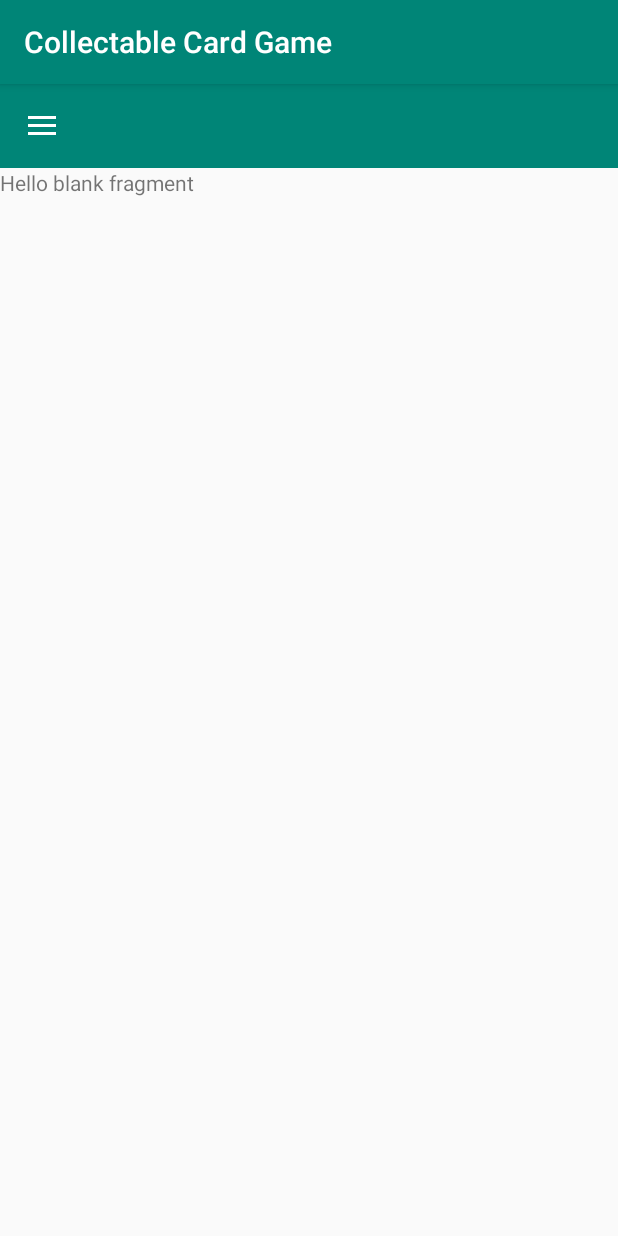
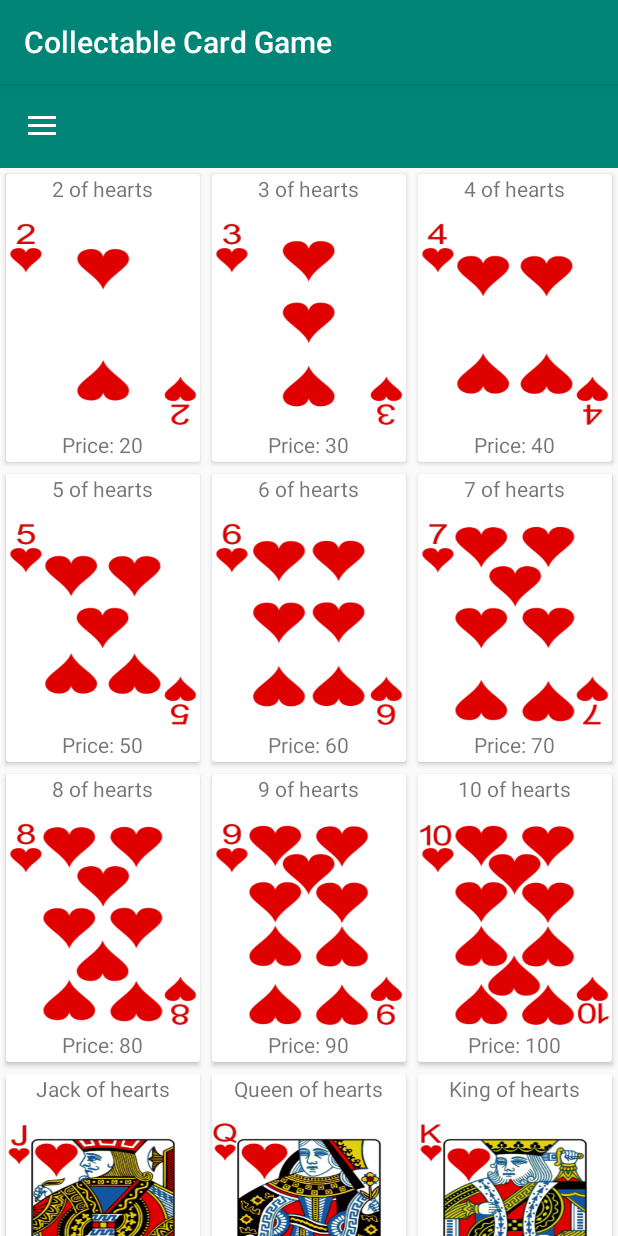
Before and after one commit to kauser-cse-buet/Collectable-Card-Game, an Android app: the screen it shows after launch (MainActivity), on a phone screen of 412 x 824 dp. Run offline under Robolectric (Android 15) with nearby library versions, the phone set to English and light mode, and no system bars.

Commit message:
Implemented display of all available cards.

```diff
--- a/app/src/main/java/com/example/homework4_mahmmed/Card.java
+++ b/app/src/main/java/com/example/homework4_mahmmed/Card.java
@@ -1,4 +1,7 @@
 package com.example.homework4_mahmmed;
+
+import java.lang.reflect.Array;
+import java.util.ArrayList;
 
 public class Card {
     private int cardId;
@@ -6,8 +9,68 @@ public class Card {
     private int cardPrice;
     private int cardImageResourceId;
 
-    public void Card(){
+    public static final Card[] cards = new Card[]{
+            new Card("2 of hearts", 20, R.drawable.hearts_2),
+            new Card("3 of hearts", 30, R.drawable.hearts_3),
+            new Card("4 of hearts", 40, R.drawable.hearts_4),
+            new Card("5 of hearts", 50, R.drawable.hearts_5),
+            new Card("6 of hearts", 60, R.drawable.hearts_6),
+            new Card("7 of hearts", 70, R.drawable.hearts_7),
+            new Card("8 of hearts", 80, R.drawable.hearts_8),
+            new Card("9 of hearts", 90, R.drawable.hearts_9),
+            new Card("10 of hearts", 100, R.drawable.hearts_10),
+            new Card("Jack of hearts", 120, R.drawable.hearts_jack),
+            new Card("Queen of hearts", 130, R.drawable.hearts_queen),
+            new Card("King of hearts", 140, R.drawable.hearts_king),
+            new Card("Ace of hearts", 110, R.drawable.hearts_ace),
+            new Card("2 of spades", 20, R.drawable.spades_2),
+            new Card("3 of spades", 30, R.drawable.spades_3),
+            new Card("4 of spades", 40, R.drawable.spades_4),
+            new Card("5 of spades", 50, R.drawable.spades_5),
+            new Card("6 of spades", 60, R.drawable.spades_6),
+            new Card("7 of spades", 70, R.drawable.spades_7),
+            new Card("8 of spades", 80, R.drawable.spades_8),
+            new Card("9 of spades", 90, R.drawable.spades_9),
+            new Card("10 of spades", 100, R.drawable.spades_10),
+            new Card("Jack of spades", 120, R.drawable.spades_jack),
+            new Card("Queen of spades", 130, R.drawable.spades_queen),
+            new Card("King of spades", 140, R.drawable.spades_king),
+            new Card("Ace of spades", 110, R.drawable.spades_ace),
+            new Card("2 of clubs", 20, R.drawable.clubs_2),
+            new Card("3 of clubs", 30, R.drawable.clubs_3),
+            new Card("4 of clubs", 40, R.drawable.clubs_4),
+            new Card("5 of clubs", 50, R.drawable.clubs_5),
+            new Card("6 of clubs", 60, R.drawable.clubs_6),
+            new Card("7 of clubs", 70, R.drawable.clubs_7),
+            new Card("8 of clubs", 80, R.drawable.clubs_8),
+            new Card("9 of clubs", 90, R.drawable.clubs_9),
+            new Card("10 of clubs", 100, R.drawable.clubs_10),
+            new Card("Jack of clubs", 120, R.drawable.clubs_jack),
+            new Card("Queen of clubs", 130, R.drawable.clubs_queen),
+            new Card("King of clubs", 140, R.drawable.clubs_king),
+            new Card("Ace of clubs", 110, R.drawable.clubs_ace),
+            new Card("2 of diamonds", 20, R.drawable.diamonds_2),
+            new Card("3 of diamonds", 30, R.drawable.diamonds_3),
+            new Card("4 of diamonds", 40, R.drawable.diamonds_4),
+            new Card("5 of diamonds", 50, R.drawable.diamonds_5),
+            new Card("6 of diamonds", 60, R.drawable.diamonds_6),
+            new Card("7 of diamonds", 70, R.drawable.diamonds_7),
+            new Card("8 of diamonds", 80, R.drawable.diamonds_8),
+            new Card("9 of diamonds", 90, R.drawable.diamonds_9),
+            new Card("10 of diamonds", 100, R.drawable.diamonds_10),
+            new Card("Jack of diamonds", 120, R.drawable.diamonds_jack),
+            new Card("Queen of diamonds", 130, R.drawable.diamonds_queen),
+            new Card("King of diamonds", 140, R.drawable.diamonds_king),
+            new Card("Ace of diamonds", 110, R.drawable.diamonds_ace)
+    };
 
+    public Card(){
+    }
+
+    public Card(String cardName, int cardPrice, int cardImageResourceId){
+        this.cardName = cardName;
+        this.cardPrice = cardPrice;
+        this.cardImageResourceId = cardImageResourceId;
     }
 
     public int getCardId() {
@@ -25,4 +88,20 @@ public class Card {
     public int getCardImageResourceId() {
         return cardImageResourceId;
     }
+
+    public void setCardId(int cardId) {
+        this.cardId = cardId;
+    }
+
+    public void setCardName(String cardName) {
+        this.cardName = cardName;
+    }
+
+    public void setCardImageResourceId(int cardImageResourceId) {
+        this.cardImageResourceId = cardImageResourceId;
+    }
+
+    public void setCardPrice(int cardPrice) {
+        this.cardPrice = cardPrice;
+    }
 }
--- /dev/null
+++ b/app/src/main/java/com/example/homework4_mahmmed/CardInfoAdapter.java
@@ -0,0 +1,57 @@
+package com.example.homework4_mahmmed;
+
+import android.view.LayoutInflater;
+import android.view.ViewGroup;
+import android.widget.ImageView;
+import android.widget.TextView;
+
+import androidx.annotation.NonNull;
+import androidx.cardview.widget.CardView;
+import androidx.recyclerview.widget.RecyclerView;
+
+import java.util.List;
+
+public class CardInfoAdapter extends RecyclerView.Adapter<CardInfoAdapter.ViewHolder> {
+    private final List<Card> cardList;
+
+    public CardInfoAdapter(List<Card> cardList) {
+        this.cardList = cardList;
+    }
+
+    public static class ViewHolder extends RecyclerView.ViewHolder{
+        private CardView cardView;
+
+        public ViewHolder(CardView cardView) {
+            super(cardView);
+            this.cardView = cardView;
+        }
+    }
+
+    @NonNull
+    @Override
+    public ViewHolder onCreateViewHolder(@NonNull ViewGroup parent, int viewType) {
+        CardView cv = (CardView) LayoutInflater.from(parent.getContext()).inflate(R.layout.recyclercard_card_profile, parent, false);
+        return new ViewHolder(cv);
+    }
+
+    @Override
+    public void onBindViewHolder(@NonNull ViewHolder holder, int position) {
+        final CardView cardView = holder.cardView;
+
+        Card card = cardList.get(position);
+
+        ImageView cardImage= (ImageView) cardView.findViewById(R.id.image_card);
+        cardImage.setImageResource(card.getCardImageResourceId());
+
+        TextView cardNameTextView = (TextView) cardView.findViewById(R.id.text_card_name);
+        cardNameTextView.setText(card.getCardName());
+
+        TextView cardPriceTextView = (TextView) cardView.findViewById(R.id.text_card_price);
+        cardPriceTextView.setText("Price: " + card.getCardPrice());
+    }
+
+    @Override
+    public int getItemCount() {
+        return cardList.size();
+    }
+}
--- /dev/null
+++ b/app/src/main/java/com/example/homework4_mahmmed/CardsFragment.java
@@ -0,0 +1,104 @@
+package com.example.homework4_mahmmed;
+
+
+import android.database.Cursor;
+import android.database.sqlite.SQLiteDatabase;
+import android.os.Bundle;
+
+import androidx.fragment.app.Fragment;
+import androidx.recyclerview.widget.GridLayoutManager;
+import androidx.recyclerview.widget.LinearLayoutManager;
+import androidx.recyclerview.widget.RecyclerView;
+import androidx.recyclerview.widget.StaggeredGridLayoutManager;
+
+import android.view.LayoutInflater;
+import android.view.View;
+import android.view.ViewGroup;
+
+import java.util.ArrayList;
+import java.util.List;
+
+
+/**
+ * A simple {@link Fragment} subclass.
+ */
+public class CardsFragment extends Fragment {
+
+    private static List<Card> cardList;
+    private CustomDatabaseHelper helper;
+    private SQLiteDatabase db;
+
+    public CardsFragment() {
+        // Required empty public constructor
+
+    }
+
+    public List<Card> getCardList() {
+        helper = new CustomDatabaseHelper(getContext());
+
+        if (cardList == null){
+            db = helper.getWritableDatabase();
+            Cursor c = helper.getCards(db);
+
+            cardList = new ArrayList<>();
+
+            if(c.getCount() > 0){
+                while(c.moveToNext()){
+                    Card card = new Card();
+
+                    card.setCardId(c.getInt(c.getColumnIndex(helper.CARD_COLUMN_ID)));
+                    card.setCardName(c.getString(c.getColumnIndex(helper.CARD_COLUMN_NAME)));
+                    card.setCardPrice(c.getInt(c.getColumnIndex(helper.CARD_COLUMN_PRICE)));
+                    card.setCardImageResourceId(c.getInt(c.getColumnIndex(helper.CARD_COLUMN_IMAGE_RESOURCE_ID)));
+
+                    cardList.add(card);
+                }
+            }
+            else{
+
+                for(Card baseCard: Card.cards){
+                    long id = helper.insertCard(db, baseCard.getCardName(), baseCard.getCardPrice(), baseCard.getCardImageResourceId());
+                    Card card = new Card(baseCard.getCardName(), baseCard.getCardPrice(), baseCard.getCardImageResourceId());
+                    card.setCardId((int)id);
+                    cardList.add(card);
+                }
+            }
+
+            db.close();
+        }
+
+        return cardList;
+    }
+
+    @Override
+    public View onCreateView(LayoutInflater inflater, ViewGroup container, Bundle savedInstanceState) {
+        RecyclerView cardRecycler = (RecyclerView) inflater.inflate(R.layout.fragment_cards, container, false);
+
+        CardInfoAdapter cardInfoAdapter = new CardInfoAdapter(getCardList());
+        cardRecycler.setAdapter(cardInfoAdapter);
+
+//        LinearLayoutManager linearLayoutManager = new LinearLayoutManager(getActivity());
+//        cardRecycler.setLayoutManager(linearLayoutManager);
+
+        StaggeredGridLayoutManager stagGridLayoutManager = new StaggeredGridLayoutManager(3, StaggeredGridLayoutManager.VERTICAL);
+        cardRecycler.setLayoutManager(stagGridLayoutManager);
+
+        return cardRecycler;
+    }
+
+    public void addAllCards(){
+        db = helper.getWritableDatabase();
+
+        List<Card> cards  = new ArrayList<>();
+        for(Card card: Card.cards){
+            long id = helper.insertCard(db, card.getCardName(), card.getCardPrice(), card.getCardImageResourceId());
+
+
+            cards.add(card);
+
+            card.setCardId((int)id);
+        }
+    }
+
+
+}
--- a/app/src/main/java/com/example/homework4_mahmmed/CustomDatabaseHelper.java
+++ b/app/src/main/java/com/example/homework4_mahmmed/CustomDatabaseHelper.java
@@ -2,6 +2,7 @@ package com.example.homework4_mahmmed;
 
 import android.content.ContentValues;
 import android.content.Context;
+import android.database.Cursor;
 import android.database.sqlite.SQLiteDatabase;
 import android.database.sqlite.SQLiteOpenHelper;
 
@@ -11,11 +12,11 @@ public class CustomDatabaseHelper extends SQLiteOpenHelper {
     private static final String DB_NAME = "card_collection_game";
     private static final int DB_VERSION = 1;
 
-    private static String CARD_TABLE_NAME = "CARD";
-    private static String CARD_COLUMN_ID = "_id";
-    private static String CARD_COLUMN_NAME = "NAME";
-    private static String CARD_COLUMN_PRICE= "PRICE";
-    private static String CARD_COLUMN_IMAGE_RESOURCE_ID = "IMAGE_RESOURCE_ID";
+    public static final String CARD_TABLE_NAME = "CARD";
+    public static final String CARD_COLUMN_ID = "_id";
+    public static final String CARD_COLUMN_NAME = "NAME";
+    public static final String CARD_COLUMN_PRICE= "PRICE";
+    public static final String CARD_COLUMN_IMAGE_RESOURCE_ID = "IMAGE_RESOURCE_ID";
 
 
     public CustomDatabaseHelper(@Nullable Context context) {
@@ -30,19 +31,15 @@ public class CustomDatabaseHelper extends SQLiteOpenHelper {
                 CARD_COLUMN_PRICE + " INTEGER, " +
                 CARD_COLUMN_IMAGE_RESOURCE_ID + " INTEGER);";
         db.execSQL(query);
-
-        insertDrink(db, "2 of Heart", 2, R.drawable.clubs_2);
-        insertDrink(db, "3 of Heart", 3, R.drawable.clubs_3);
-        insertDrink(db, "4 of Heart", 4, R.drawable.clubs_4);
     }
 
-    private static void insertDrink(SQLiteDatabase db, String name, int price, int resourceId) {
+    public long insertCard(SQLiteDatabase db, String name, int price, int resourceId) {
         ContentValues drinkValues = new ContentValues();
         drinkValues.put(CARD_COLUMN_NAME, name);
         drinkValues.put(CARD_COLUMN_PRICE, price);
         drinkValues.put(CARD_COLUMN_IMAGE_RESOURCE_ID, resourceId);
 
-        db.insert(CARD_TABLE_NAME, null, drinkValues);
+        return db.insert(CARD_TABLE_NAME, null, drinkValues);
     }
 
     @Override
@@ -50,5 +47,8 @@ public class CustomDatabaseHelper extends SQLiteOpenHelper {
 
     }
 
-
+    public Cursor getCards(SQLiteDatabase db){
+        Cursor c = db.rawQuery("SELECT * FROM " + CARD_TABLE_NAME, null);
+        return c;
+    }
 }
--- a/app/src/main/java/com/example/homework4_mahmmed/MainActivity.java
+++ b/app/src/main/java/com/example/homework4_mahmmed/MainActivity.java
@@ -7,11 +7,13 @@ import androidx.appcompat.widget.Toolbar;
 import androidx.core.view.GravityCompat;
 import androidx.drawerlayout.widget.DrawerLayout;
 import androidx.fragment.app.Fragment;
+import androidx.fragment.app.FragmentManager;
 import androidx.fragment.app.FragmentTransaction;
 
 import android.content.Intent;
 import android.os.Bundle;
 import android.view.MenuItem;
+import android.widget.FrameLayout;
 
 import com.google.android.material.navigation.NavigationView;
 
@@ -24,10 +26,15 @@ public class MainActivity extends AppCompatActivity implements NavigationView.On
         super.onCreate(savedInstanceState);
         setContentView(R.layout.activity_main);
 
-        Fragment fragment = new InboxFragment();
-        FragmentTransaction ft = getSupportFragmentManager().beginTransaction();
-        ft.add(R.id.content_frame, fragment);
-        ft.commit();
+//        FrameLayout contentFrameLayout = (FrameLayout) findViewById(R.id.content_frame); //Remember this is the FrameLayout area within your activity_main.xml
+//        getLayoutInflater().inflate(R.layout.fragment_cards, contentFrameLayout);
+
+
+
+//        Fragment fragment = new InboxFragment();
+//        FragmentTransaction ft = getSupportFragmentManager().beginTransaction();
+//        ft.add(R.id.content_frame, fragment);
+//        ft.commit();
 
         Toolbar toolbar = (Toolbar) findViewById(R.id.toolbar);
 
@@ -45,7 +52,16 @@ public class MainActivity extends AppCompatActivity implements NavigationView.On
         NavigationView navigationView = (NavigationView) findViewById(R.id.nav_view);
         navigationView.setNavigationItemSelectedListener(this);
 
-        CustomDatabaseHelper customDatabaseHelper = new CustomDatabaseHelper(this);
+
+        FragmentManager fragmentManager = getSupportFragmentManager();
+        CardsFragment cardsFragment = new CardsFragment();
+
+        FragmentTransaction fragmentTransaction = fragmentManager.beginTransaction();
+
+        fragmentTransaction.replace(R.id.content_frame, cardsFragment);
+        fragmentTransaction.addToBackStack(null);
+        fragmentTransaction.commit();
+
     }
 
     @Override
--- /dev/null
+++ b/app/src/main/res/layout/fragment_cards.xml
@@ -0,0 +1,8 @@
+<?xml version="1.0" encoding="utf-8"?>
+<androidx.recyclerview.widget.RecyclerView xmlns:android="http://schemas.android.com/apk/res/android"
+    android:layout_width="match_parent"
+    android:layout_height="match_parent"
+    xmlns:tools="http://schemas.android.com/tools"
+    android:scrollbars="vertical"
+    android:id="@+id/card_recycler">
+</androidx.recyclerview.widget.RecyclerView>
--- /dev/null
+++ b/app/src/main/res/layout/recyclercard_card_profile.xml
@@ -0,0 +1,47 @@
+<?xml version="1.0" encoding="utf-8"?>
+<androidx.cardview.widget.CardView
+    xmlns:android="http://schemas.android.com/apk/res/android"
+    xmlns:card_view="http://schemas.android.com/tools"
+    android:layout_width="match_parent"
+    android:layout_height="200dp"
+    android:orientation="vertical"
+    android:id="@+id/card_view_card_profile"
+    android:layout_margin="4dp"
+    card_view:cardElevation="2dp"
+    card_view:cardCornerRadius="4dp">
+
+    <LinearLayout
+        android:layout_width="match_parent"
+        android:layout_height="match_parent"
+        android:orientation="vertical">
+
+
+        <TextView
+            android:id="@+id/text_card_name"
+            android:layout_height="0dp"
+            android:layout_width="wrap_content"
+            android:layout_weight="2"
+            android:layout_gravity="center">
+        </TextView>
+
+        <ImageView
+            android:id="@+id/image_card"
+            android:layout_width="match_parent"
+            android:layout_height="0dp"
+            android:layout_weight="9"
+            android:scaleType="fitXY"
+            android:layout_gravity="center"
+            android:src="@drawable/clubs_2">
+        </ImageView>
+
+
+        <TextView
+            android:id="@+id/text_card_price"
+            android:layout_height="0dp"
+            android:layout_width="wrap_content"
+            android:layout_weight="1"
+            android:layout_gravity="center"
+            android:layout_marginBottom="5dp">
+        </TextView>
+    </LinearLayout>
+</androidx.cardview.widget.CardView>
```
Also changed, not shown: 1 other file.
